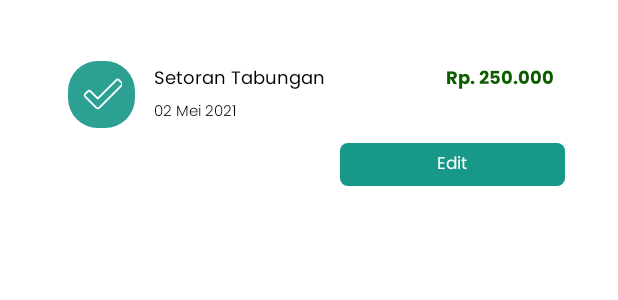
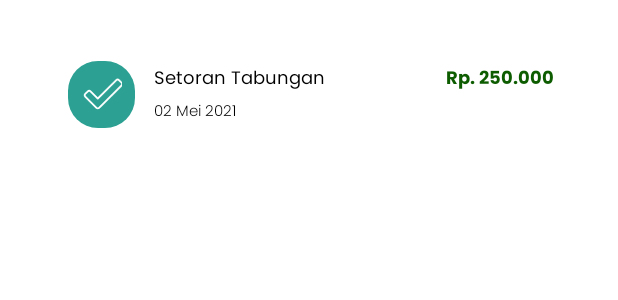
Before and after one commit to yosephbernandus/uangku-android, an Android app: the layout goal_transaction_item.xml on its own in the app's theme, with its tools: preview values and no code run, on a phone screen of 412 x 824 dp. Shown: the top 300 px of the screen. Run offline under Robolectric (Android 15) with nearby library versions, the light colour scheme and no system bars.

Commit message:
remove edit transaction button

```diff
--- a/app/src/main/res/layout/goal_transaction_item.xml
+++ b/app/src/main/res/layout/goal_transaction_item.xml
@@ -80,27 +80,6 @@
                     android:textSize="10sp" />
             </RelativeLayout>
 
-            <LinearLayout
-                android:layout_width="150dp"
-                android:layout_height="wrap_content"
-                android:layout_below="@id/iconLayout"
-                android:layout_alignParentRight="true"
-                android:layout_marginTop="10dp"
-                android:background="@drawable/tab_background"
-                android:backgroundTint="@color/transactionButton"
-                android:orientation="vertical">
-
-                <TextView
-                    android:layout_width="match_parent"
-                    android:layout_height="match_parent"
-                    android:layout_gravity="center"
-                    android:fontFamily="@font/poppins_regular"
-                    android:text="Edit"
-                    android:textAlignment="center"
-                    android:textColor="@color/white"
-                    android:textSize="11sp" />
-
-            </LinearLayout>
         </RelativeLayout>
     </LinearLayout>
 </LinearLayout>
```
